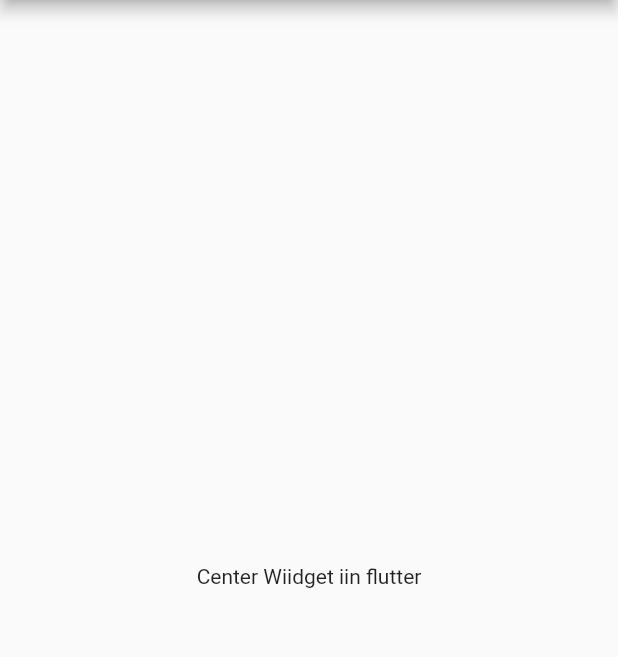
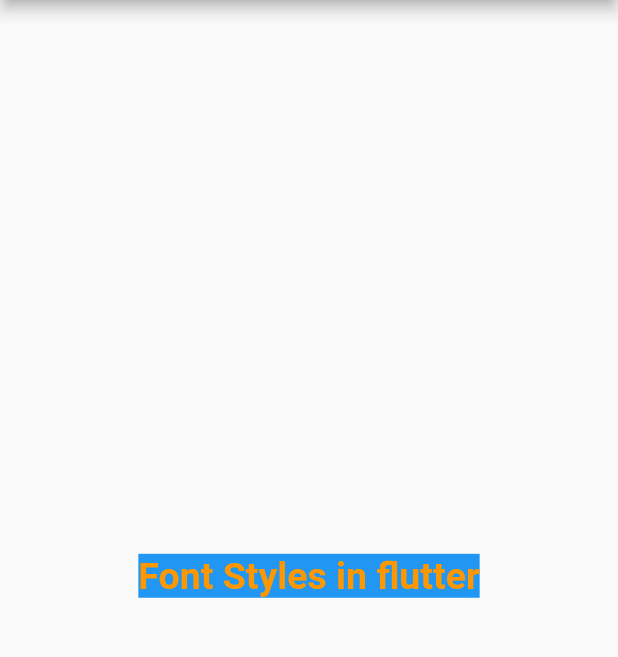
Before and after one commit to Spider-Calvin/MyFirst-Flutter-App, a Flutter app: the screen it shows after launch, on a phone screen of 412 x 824 dp, the part 84-741 px from its top. Run offline on Flutter 3.47's test engine with Material 2 defaults, Android fonts, the phone set to English and light mode, and no system bars.

Commit message:
Font Styles in flutter, stylee:TextStyle

```diff
--- a/lib/main.dart
+++ b/lib/main.dart
@@ -38,7 +38,12 @@ class _MyHomePageState extends State<MyHomePage> {
         title: Text("My first coontaine"),
       ),
       body:Center(
-        child: Center(child: Text('Center Wiidget iin flutter')),
+        child: Center(child: Text('Font Styles in flutter', style: TextStyle(
+          fontSize: 25,
+          color: Colors.orange,
+          backgroundColor: Colors.blue,
+          fontWeight: FontWeight.w700,
+        ),)),
       )
     );
   }
```
